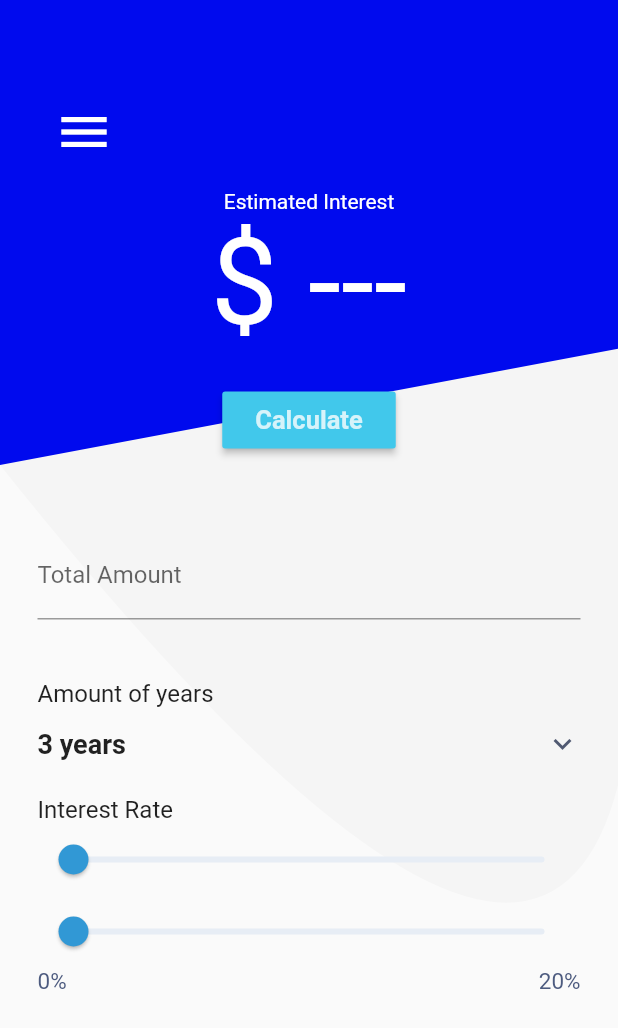
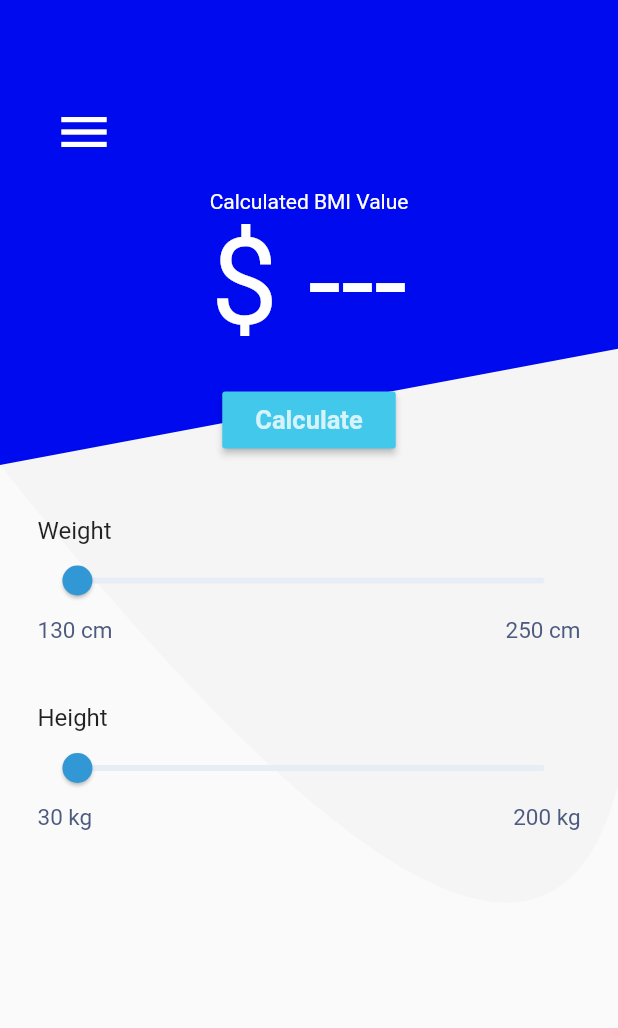
Before and after one commit to PrzemyslawSarnacki/fit_calculators, a Flutter app: the Calc screen opened directly, on a phone screen of 412 x 824 dp. Shown: the top 1028 px of the screen. Run offline on Flutter 3.47's test engine with Material 2 defaults, Android fonts, the light colour scheme and no system bars; our stand-ins replace vibration; missing offline and left inert: dart:js; Roboto replaces fonts that are missing (Titillium).

Commit message:
Adjusted design

```diff
--- a/lib/calc.dart
+++ b/lib/calc.dart
@@ -20,7 +20,7 @@ class _HomeState extends State<Calc> {
   int dropdownValue = 3;
   double _result = 0.0;
   String _finalResultPrint = "";
-  double _slidervalue = 8.0;
+  double _slidervalue = 131.0;
   double _weightController;
   double _heightController;
   var temp1;
@@ -75,7 +75,7 @@ class _HomeState extends State<Calc> {
                   ),
                 ),
                 Text(
-                  'Estimated Interest',
+                  'Calculated BMI Value',
                   style: TextStyle(
                     color: Colors.white,
                     fontFamily: 'Titillium',
@@ -121,80 +121,7 @@ class _HomeState extends State<Calc> {
                   ),
                 ),
                 Padding(
-                  padding: const EdgeInsets.only(top: 50),
-                  child: TextFormField(
-                    controller: amount,
-                    onChanged: (newAmount) {
-                      setState(() {
-                        amountTempFinal = double.parse(newAmount);
-                      });
-                    },
-                    decoration: InputDecoration(
-                      labelText: 'Total Amount',
-                    ),
-                  ),
-                ),
-                Padding(
                   padding: const EdgeInsets.only(top: 40),
-                  child: Column(
-                    crossAxisAlignment: CrossAxisAlignment.start,
-                    children: <Widget>[
-                      Text(
-                        'Amount of years',
-                        style: TextStyle(
-                          fontFamily: 'Titillium',
-                          fontSize: 16,
-                        ),
-                      ),
-                      DropdownButtonHideUnderline(
-                        child: DropdownButton<int>(
-                          value: dropdownValue,
-                          icon: Icon(Icons.keyboard_arrow_down,
-                              color: Color.fromRGBO(80, 89, 113, 1)),
-                          iconSize: 24,
-                          isExpanded: true,
-                          elevation: 16,
-                          onChanged: (newValue) {
-                            setState(() {
-                              dropdownValue = newValue;
-                            });
-                          },
-                          items: <int>[
-                            1,
-                            2,
-                            3,
-                            4,
-                            5,
-                            6,
-                            7,
-                            8,
-                            9,
-                            10,
-                            11,
-                            12,
-                            13,
-                            14,
-                            15
-                          ].map<DropdownMenuItem<int>>((int value) {
-                            return DropdownMenuItem<int>(
-                              value: value,
-                              child: Text(
-                                '$value years',
-                                style: TextStyle(
-                                  fontSize: 18,
-                                  fontFamily: 'Titillium',
-                                  fontWeight: FontWeight.w700,
-                                ),
-                              ),
-                            );
-                          }).toList(),
-                        ),
-                      ),
-                    ],
-                  ),
-                ),
-                Padding(
-                  padding: const EdgeInsets.only(top: 10),
                   child: Column(
                     crossAxisAlignment: CrossAxisAlignment.start,
                     children: <Widget>[
@@ -202,7 +129,7 @@ class _HomeState extends State<Calc> {
                         mainAxisAlignment: MainAxisAlignment.spaceBetween,
                         children: <Widget>[
                           Text(
-                            'Interest Rate',
+                            'Weight',
                             style: TextStyle(
                                 fontSize: 16, fontFamily: 'Titillium'),
                           ),
@@ -262,11 +189,85 @@ class _HomeState extends State<Calc> {
                         value: _slidervalue,
                         label: '5',
                       ),
+                    ],
+                  ),
+                ),
+                Row(
+                  mainAxisAlignment: MainAxisAlignment.spaceBetween,
+                  children: <Widget>[
+                    Text(
+                      '130 cm',
+                      style: TextStyle(
+                        fontSize: 15,
+                        fontFamily: 'Titillium',
+                        color: Color.fromRGBO(77, 91, 127, 1),
+                      ),
+                    ),
+                    Text(
+                      '250 cm',
+                      style: TextStyle(
+                        fontSize: 15,
+                        fontFamily: 'Titillium',
+                        color: Color.fromRGBO(77, 91, 127, 1),
+                      ),
+                    ),
+                  ],
+                ),
+                Padding(
+                  padding: const EdgeInsets.only(top: 40),
+                  child: Column(
+                    crossAxisAlignment: CrossAxisAlignment.start,
+                    children: <Widget>[
+                      Row(
+                        mainAxisAlignment: MainAxisAlignment.spaceBetween,
+                        children: <Widget>[
+                          Text(
+                            'Height',
+                            style: TextStyle(
+                                fontSize: 16, fontFamily: 'Titillium'),
+                          ),
+                          Visibility(
+                            visible: _visibility,
+                            child: Container(
+                              transform: Matrix4.translationValues(0, 10, 0),
+                              child: Card(
+                                color: Colors.grey[100],
+                                child: Padding(
+                                  padding: const EdgeInsets.all(5),
+                                  child: Column(
+                                    children: <Widget>[
+                                      Text(
+                                        '${temp1 == null ? "" : "$temp1 %"}',
+                                        style: TextStyle(
+                                          fontSize: 18,
+                                          fontFamily: 'Titillium',
+                                          color:
+                                              Color.fromRGBO(65, 200, 235, 1),
+                                          fontWeight: FontWeight.w700,
+                                        ),
+                                        textAlign: TextAlign.right,
+                                      ),
+                                      Text(
+                                        '${amountTempFinal == null ? "" : "\$ $amountTempFinal"}',
+                                        style: TextStyle(
+                                          fontSize: 14,
+                                          fontFamily: 'Titillium',
+                                          fontWeight: FontWeight.w700,
+                                        ),
+                                      ),
+                                    ],
+                                  ),
+                                ),
+                              ),
+                            ),
+                          ),
+                        ],
+                      ),
                       Slider(
                         inactiveColor: Color.fromRGBO(231, 237, 245, 1),
                         activeColor: Color.fromRGBO(49, 152, 213, 1),
-                        min: 30,
-                        max: 200,
+                        min: 130,
+                        max: 250,
                         onChanged: (newInterest) {
                           setState(() {
                             _slidervalue = newInterest;
@@ -288,7 +289,7 @@ class _HomeState extends State<Calc> {
                   mainAxisAlignment: MainAxisAlignment.spaceBetween,
                   children: <Widget>[
                     Text(
-                      '0%',
+                      '30 kg',
                       style: TextStyle(
                         fontSize: 15,
                         fontFamily: 'Titillium',
@@ -296,7 +297,7 @@ class _HomeState extends State<Calc> {
                       ),
                     ),
                     Text(
-                      '20%',
+                      '200 kg',
                       style: TextStyle(
                         fontSize: 15,
                         fontFamily: 'Titillium',
--- a/lib/main.dart
+++ b/lib/main.dart
@@ -1,15 +1,25 @@
 import 'package:flutter/material.dart';
 import 'bfcalc.dart';
+import 'bmicalc.dart';
+import 'calc.dart';
 
-void main(){
+void main() {
   runApp(
-      new MaterialApp(
+    new MaterialApp(
         title: "BFCalc",
         theme: ThemeData(
           primarySwatch: Colors.deepPurple,
         ),
         home: new Home(),
         debugShowCheckedModeBanner: false,
-      )
+        initialRoute: '/',
+        routes: {
+          // When navigating to the "/" route, build the FirstScreen widget.
+
+          '/bmi': (context) => Bmi(),
+          // When navigating to the "/second" route, build the SecondScreen widget.
+          '/home': (context) => Home(),
+          '/calc': (context) => Calc(),
+        }),
   );
 }
```
Also changed, not shown: 1 other file.
